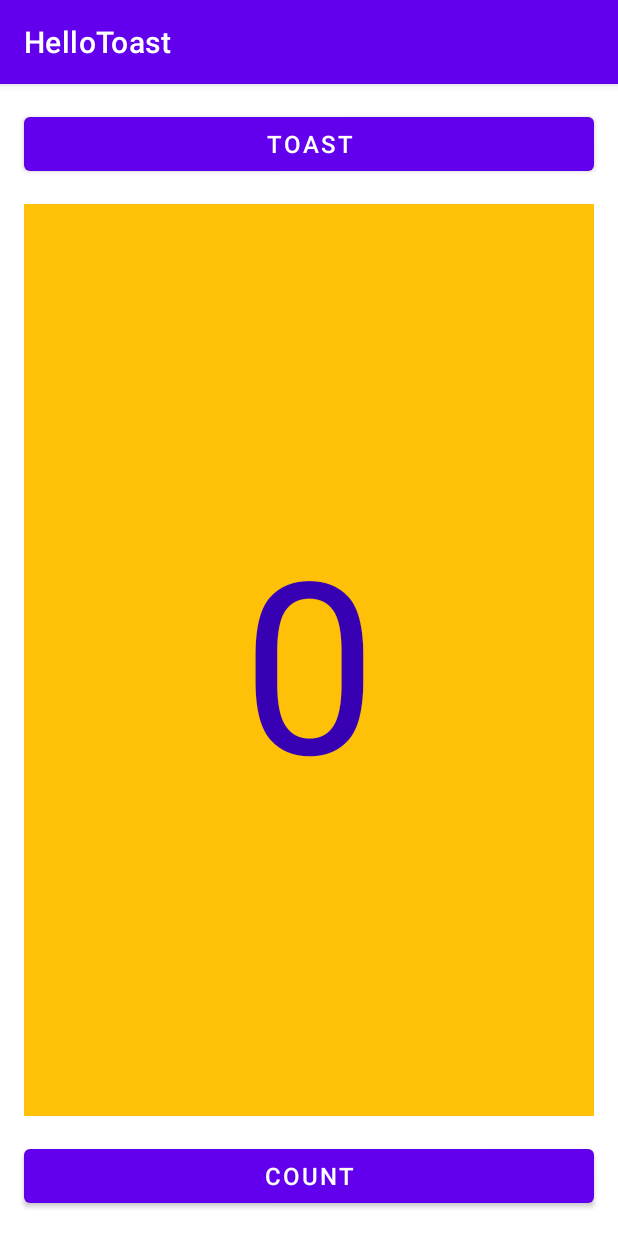
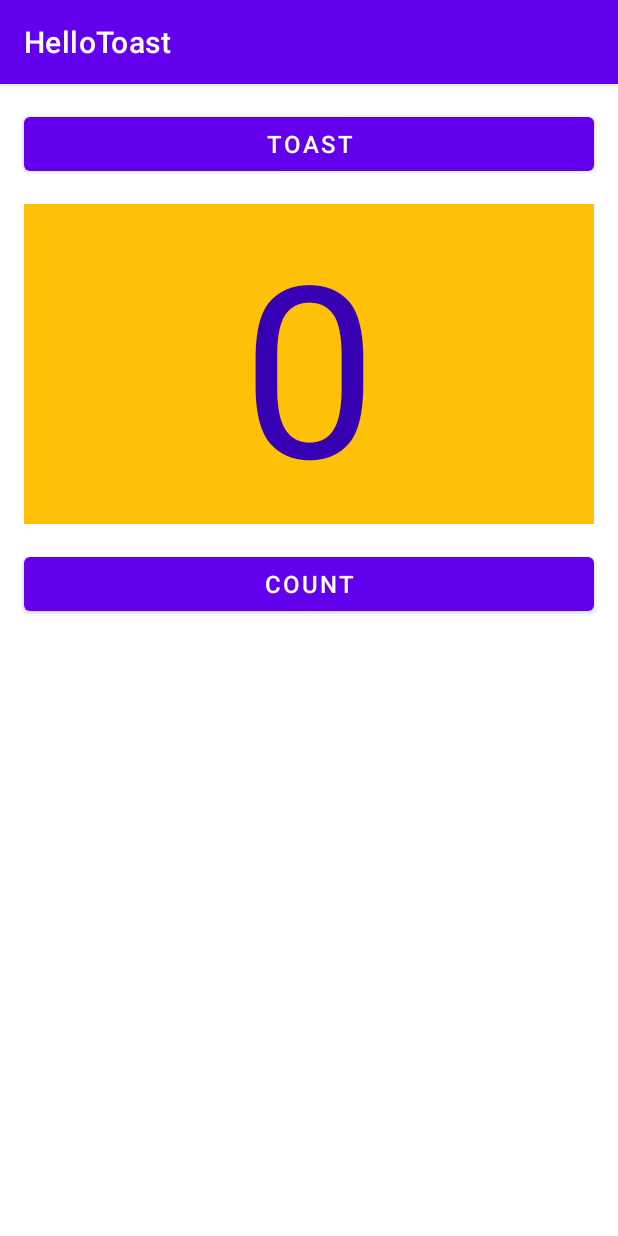
Before and after one commit to Ujjalkoju/Lab2-layout-editor, an Android app: the screen it shows after launch (MainActivity), on a phone screen of 412 x 824 dp. Run offline under Robolectric (Android 15) with nearby library versions, the phone set to English and light mode, and no system bars.

Commit message:
Lab2 Task3 commit1

```diff
--- a/app/src/main/res/layout/activity_main.xml
+++ b/app/src/main/res/layout/activity_main.xml
@@ -1,5 +1,5 @@
 <?xml version="1.0" encoding="utf-8"?>
-<LinearLayout xmlns:android="http://schemas.android.com/apk/res/android"
+<RelativeLayout xmlns:android="http://schemas.android.com/apk/res/android"
     xmlns:app="http://schemas.android.com/apk/res-auto"
     xmlns:tools="http://schemas.android.com/tools"
     android:layout_width="match_parent"
@@ -34,13 +34,15 @@
         android:layout_marginEnd="16dp"
         android:layout_marginRight="16dp"
         android:layout_marginBottom="16dp"
-        android:layout_weight="1"
         android:background="@color/yellow11"
         android:gravity="center"
         android:text="@string/_0"
         android:textColor="@color/purple_700"
         android:textColorHighlight="@color/black"
-        android:textSize="160sp" />
+        android:textSize="160sp"
+        android:layout_below="@+id/button2"
+        android:layout_alignParentLeft="true"
+        android:layout_alignParentStart="true"/>
 
     <Button
         android:id="@+id/button3"
@@ -52,8 +54,10 @@
         android:layout_marginRight="16dp"
         android:layout_marginBottom="16dp"
         android:text="@string/count"
+        android:layout_below="@+id/textView2"
+        android:layout_centerHorizontal="true"
         android:textSize="16sp"
         />
 
 
-</LinearLayout>
+</RelativeLayout>
```
Also changed, not shown: 4 other files.
